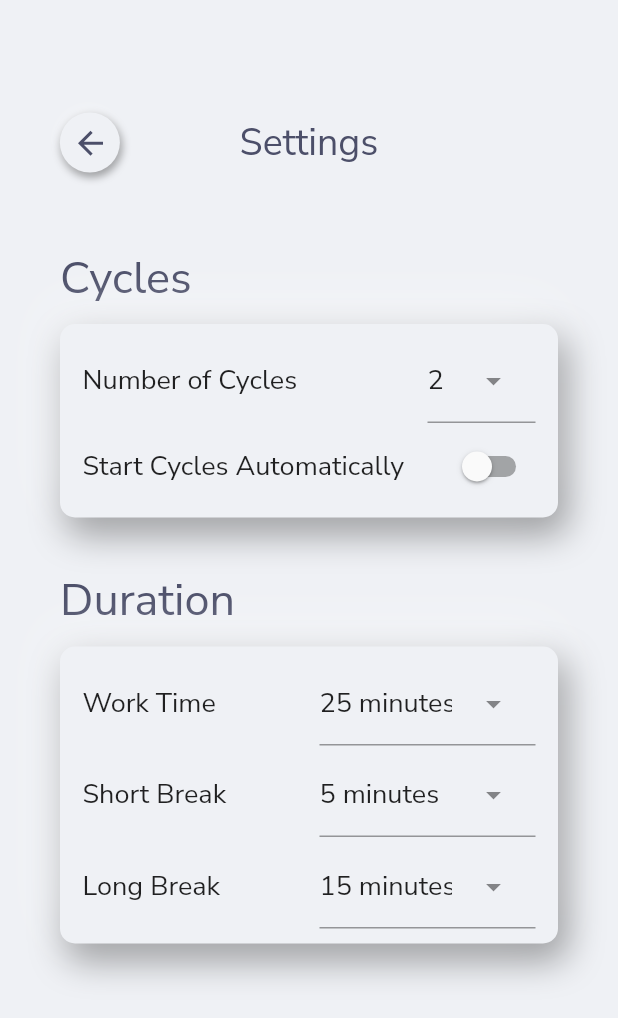
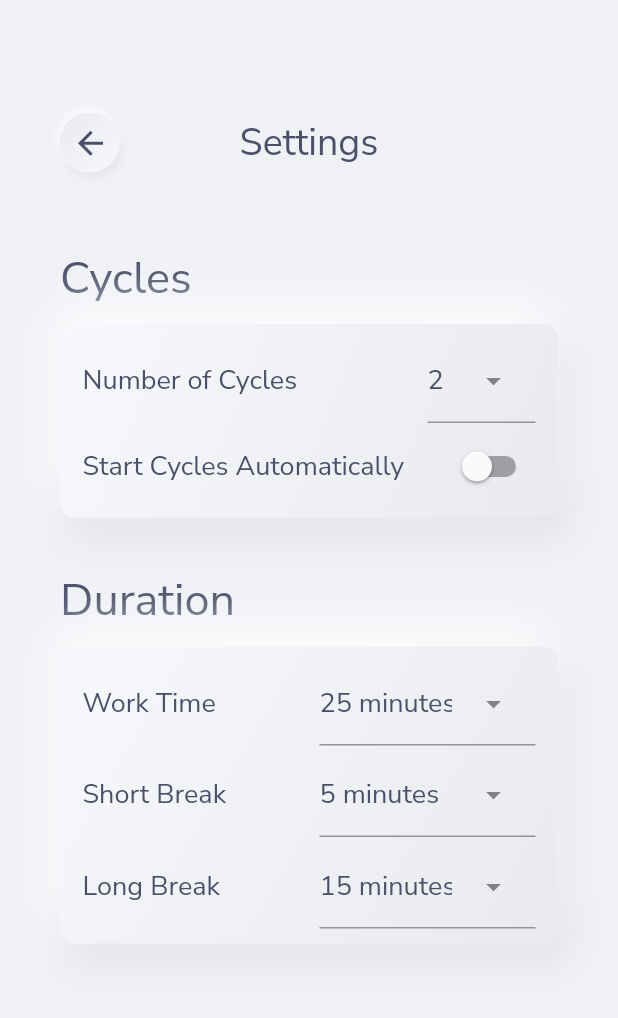
Before and after one commit to Jeshwin/tiny_projects_2023, a Flutter app: the screen it shows after launch, after a tap on the "settings" icon, on a phone screen of 412 x 824 dp. Shown: the top 1018 px of the screen. Run offline on Flutter 3.47's test engine with Material 2 defaults, Android fonts, the light colour scheme and no system bars; our stand-ins replace flutter_platform_widgets, shared_preferences.

Commit message:
Cleanup code and neumorphic design

```diff
--- a/flutter/pomodoro_timer/lib/components/clock/neumorphic_clock.dart
+++ b/flutter/pomodoro_timer/lib/components/clock/neumorphic_clock.dart
@@ -1,5 +1,6 @@
 import 'package:flutter/material.dart';
 import 'package:pomodoro_timer/components/clock/clock_painter.dart';
+import 'package:pomodoro_timer/utils/helper_functions.dart';
 import 'package:pomodoro_timer/utils/settings_model.dart';
 import 'package:provider/provider.dart';
 
@@ -31,21 +32,25 @@ class _NeumorphicClockState extends State<NeumorphicClock> {
         color: widget.color,
         shape: BoxShape.circle,
         boxShadow: [
-          const BoxShadow(
-            offset: Offset(6.25, 16),
-            color: Colors.black38,
+          BoxShadow(
+            offset: const Offset(6.25, 16),
+            color: offsetColor(widget.color, -21),
             blurRadius: 25,
-            spreadRadius: 0.5,
           ),
           BoxShadow(
             offset: const Offset(-6.25, -12.5),
-            color: (Theme.of(context).brightness == Brightness.light)
-                ? Colors.white38
-                : Colors.white12,
+            color: offsetColor(widget.color, 21),
             blurRadius: 37.5,
-            spreadRadius: 0.1,
           ),
         ],
+        gradient: LinearGradient(
+          begin: Alignment.topLeft,
+          end: Alignment.bottomRight,
+          colors: [
+            offsetColor(widget.color, -7),
+            offsetColor(widget.color, 7),
+          ],
+        ),
       ),
       child: Consumer<SettingsModel>(
         builder: (context, settings, child) {
--- a/flutter/pomodoro_timer/lib/components/neumorphic_button.dart
+++ b/flutter/pomodoro_timer/lib/components/neumorphic_button.dart
@@ -1,4 +1,5 @@
 import 'package:flutter/material.dart';
+import 'package:pomodoro_timer/utils/helper_functions.dart';
 
 class NeumorphicButton extends StatelessWidget {
   const NeumorphicButton({
@@ -26,19 +27,23 @@ class NeumorphicButton extends StatelessWidget {
         boxShadow: [
           BoxShadow(
             offset: Offset(size / 40, size / 16),
-            color: Colors.black38,
+            color: offsetColor(color, -21),
             blurRadius: size / 10,
-            spreadRadius: 0.5,
           ),
           BoxShadow(
             offset: Offset(size / -40, size / -20),
-            color: (Theme.of(context).brightness == Brightness.light)
-                ? Colors.white38
-                : Colors.white12,
+            color: offsetColor(color, 21),
             blurRadius: size / 6.67,
-            spreadRadius: 0.1,
           ),
         ],
+        gradient: LinearGradient(
+          begin: Alignment.topLeft,
+          end: Alignment.bottomRight,
+          colors: [
+            offsetColor(color, -7),
+            offsetColor(color, 7),
+          ],
+        ),
       ),
       child: IconButton(
         onPressed: onPressed,
--- a/flutter/pomodoro_timer/lib/components/submenu.dart
+++ b/flutter/pomodoro_timer/lib/components/submenu.dart
@@ -1,4 +1,5 @@
 import 'package:flutter/material.dart';
+import 'package:pomodoro_timer/utils/helper_functions.dart';
 
 class Submenu extends StatefulWidget {
   const Submenu({super.key, required this.title, required this.children});
@@ -45,26 +46,33 @@ class _SubmenuState extends State<Submenu> {
               color: Theme.of(context).primaryColor,
             ),
           ),
-          Container(
+          AnimatedContainer(
+            duration: const Duration(milliseconds: 700),
             decoration: BoxDecoration(
               color: Theme.of(context).scaffoldBackgroundColor,
               borderRadius: BorderRadius.circular(10),
               boxShadow: [
-                const BoxShadow(
-                  offset: Offset(5, 10),
-                  color: Colors.black38,
+                BoxShadow(
+                  offset: const Offset(5, 10),
+                  color: offsetColor(
+                      Theme.of(context).scaffoldBackgroundColor, -21),
                   blurRadius: 20,
-                  spreadRadius: 0.5,
                 ),
                 BoxShadow(
                   offset: const Offset(-5, -10),
-                  color: (Theme.of(context).brightness == Brightness.light)
-                      ? Colors.white38
-                      : Colors.white12,
+                  color: offsetColor(
+                      Theme.of(context).scaffoldBackgroundColor, 21),
                   blurRadius: 30,
-                  spreadRadius: 0.1,
                 ),
               ],
+              gradient: LinearGradient(
+                begin: Alignment.topLeft,
+                end: Alignment.bottomRight,
+                colors: [
+                  offsetColor(Theme.of(context).scaffoldBackgroundColor, 7),
+                  offsetColor(Theme.of(context).scaffoldBackgroundColor, -7),
+                ],
+              ),
             ),
             margin: const EdgeInsets.symmetric(vertical: 10),
             padding: const EdgeInsets.symmetric(
--- a/flutter/pomodoro_timer/lib/settings.dart
+++ b/flutter/pomodoro_timer/lib/settings.dart
@@ -23,8 +23,9 @@ class _SettingsState extends State<Settings> {
   @override
   Widget build(BuildContext context) {
     return Scaffold(
-      body: Container(
+      body: AnimatedContainer(
         color: Theme.of(context).scaffoldBackgroundColor,
+        duration: const Duration(milliseconds: 700),
         alignment: Alignment.center,
         child: Column(
           mainAxisAlignment: MainAxisAlignment.start,
@@ -47,10 +48,11 @@ class _SettingsState extends State<Settings> {
                 Row(
                   mainAxisAlignment: MainAxisAlignment.spaceBetween,
                   children: [
-                    const Text(
+                    Text(
                       "Number of Cycles",
                       style: TextStyle(
                         fontSize: 18,
+                        color: Theme.of(context).primaryColor,
                       ),
                     ),
                     Consumer<SettingsModel>(
@@ -72,8 +74,9 @@ class _SettingsState extends State<Settings> {
                             backgroundColor: MaterialStatePropertyAll(
                                 Theme.of(context).scaffoldBackgroundColor),
                           ),
-                          textStyle: const TextStyle(
+                          textStyle: TextStyle(
                             fontSize: 18,
+                            color: Theme.of(context).primaryColor,
                           ),
                           onSelected: (int? option) {
                             settings.setNumCycles(option ?? 2);
@@ -88,10 +91,11 @@ class _SettingsState extends State<Settings> {
                 Row(
                   mainAxisAlignment: MainAxisAlignment.spaceBetween,
                   children: [
-                    const Text(
+                    Text(
                       "Start Cycles Automatically",
                       style: TextStyle(
                         fontSize: 18,
+                        color: Theme.of(context).primaryColor,
                       ),
                     ),
                     Consumer<SettingsModel>(
@@ -116,10 +120,11 @@ class _SettingsState extends State<Settings> {
                 Row(
                   mainAxisAlignment: MainAxisAlignment.spaceBetween,
                   children: [
-                    const Text(
+                    Text(
                       "Work Time",
                       style: TextStyle(
                         fontSize: 18,
+                        color: Theme.of(context).primaryColor,
                       ),
                     ),
                     Consumer<SettingsModel>(
@@ -151,8 +156,9 @@ class _SettingsState extends State<Settings> {
                               Theme.of(context).scaffoldBackgroundColor,
                             ),
                           ),
-                          textStyle: const TextStyle(
+                          textStyle: TextStyle(
                             fontSize: 18,
+                            color: Theme.of(context).primaryColor,
                           ),
                           onSelected: (int? option) {
                             settings.setWorkTime(option ?? defaultWorkTime);
@@ -167,10 +173,11 @@ class _SettingsState extends State<Settings> {
                 Row(
                   mainAxisAlignment: MainAxisAlignment.spaceBetween,
                   children: [
-                    const Text(
+                    Text(
                       "Short Break",
                       style: TextStyle(
                         fontSize: 18,
+                        color: Theme.of(context).primaryColor,
                       ),
                     ),
                     Consumer<SettingsModel>(
@@ -196,8 +203,9 @@ class _SettingsState extends State<Settings> {
                               Theme.of(context).scaffoldBackgroundColor,
                             ),
                           ),
-                          textStyle: const TextStyle(
+                          textStyle: TextStyle(
                             fontSize: 18,
+                            color: Theme.of(context).primaryColor,
                           ),
                           onSelected: (int? option) {
                             settings.setShortBreakTIme(
@@ -213,10 +221,11 @@ class _SettingsState extends State<Settings> {
                 Row(
                   mainAxisAlignment: MainAxisAlignment.spaceBetween,
                   children: [
-                    const Text(
+                    Text(
                       "Long Break",
                       style: TextStyle(
                         fontSize: 18,
+                        color: Theme.of(context).primaryColor,
                       ),
                     ),
                     Consumer<SettingsModel>(
@@ -243,8 +252,9 @@ class _SettingsState extends State<Settings> {
                               Theme.of(context).scaffoldBackgroundColor,
                             ),
                           ),
-                          textStyle: const TextStyle(
+                          textStyle: TextStyle(
                             fontSize: 18,
+                            color: Theme.of(context).primaryColor,
                           ),
                           onSelected: (int? option) {
                             settings.setLongBreakTime(
--- /dev/null
+++ b/flutter/pomodoro_timer/lib/utils/helper_functions.dart
@@ -0,0 +1,24 @@
+import 'package:flutter/material.dart';
+
+/// Offsets a given color linearly by a given offset
+/// Does not change opacity
+/// Offset is added; negative values will decrease color
+Color offsetColor(Color color, int offset) {
+  return Color.fromRGBO(
+    constrainColor(color.red + offset),
+    constrainColor(color.green + offset),
+    constrainColor(color.blue + offset),
+    color.opacity,
+  );
+}
+
+/// prevent color value from going out of bounds
+int constrainColor(int value) {
+  if (value < 0) {
+    return 0;
+  } else if (value > 255) {
+    return 255;
+  } else {
+    return value;
+  }
+}
--- a/flutter/pomodoro_timer/lib/utils/settings_enums.dart
+++ /dev/null
@@ -1,45 +0,0 @@
-enum numCyclesOptions {
-  one('1', 1),
-  two('2', 2),
-  three('3', 3),
-  four('4', 4),
-  five('5', 5),
-  six('6', 6);
-
-  const numCyclesOptions(this.label, this.numCycles);
-  final String label;
-  final int numCycles;
-}
-
-enum workTimerOptions {
-  fifteen('15 minutes', 900000),
-  twenty('20 minutes', 1200000),
-  twentyfive('25 minutes', 1500000),
-  thirty('30 minutes', 1800000),
-  fourtyfive('45 minutes', 2700000),
-  fifty('50 minutes', 3000000),
-  sixty('60 minutes', 3600000);
-
-  const workTimerOptions(this.label, this.workTime);
-  final String label;
-  final int workTime;
-}
-
-enum shortBreakTimerOptions {
-  five('5 minutes', 300000),
-  ten('10 minutes', 600000);
-
-  const shortBreakTimerOptions(this.label, this.shortBreakTime);
-  final String label;
-  final int shortBreakTime;
-}
-
-enum longBreakTimerOptions {
-  fifteen('15 minutes', 900000),
-  twenty('20 minutes', 1200000),
-  thirty('30 minutes', 1800000);
-
-  const longBreakTimerOptions(this.label, this.longBreakTime);
-  final String label;
-  final int longBreakTime;
-}
```
